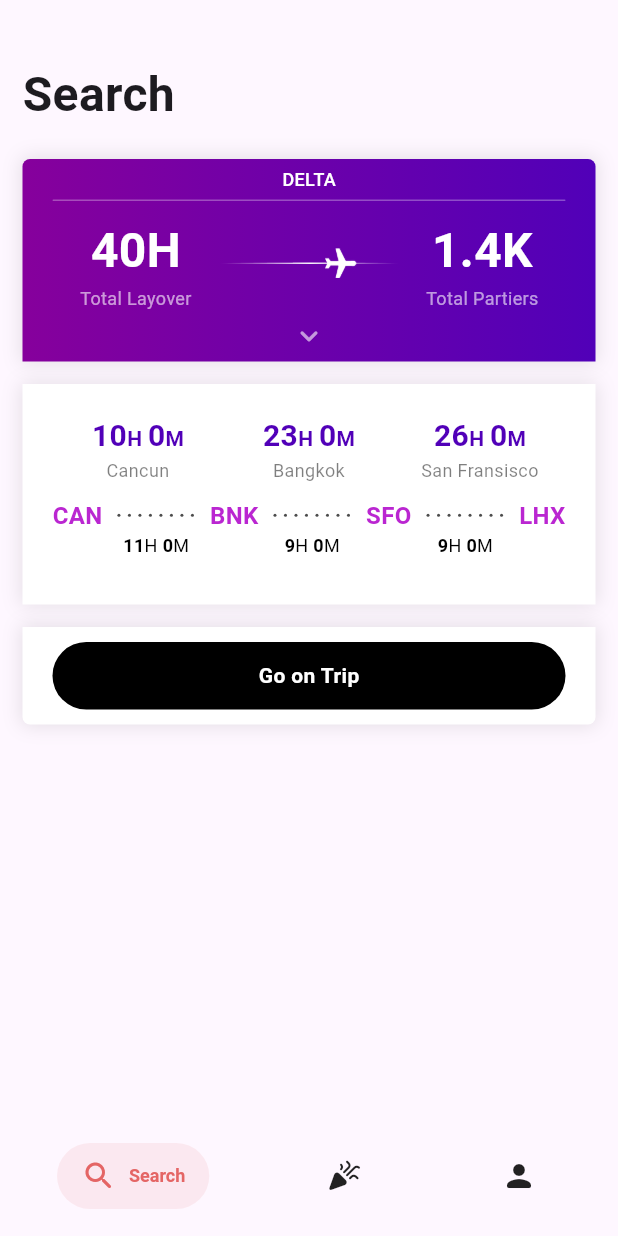
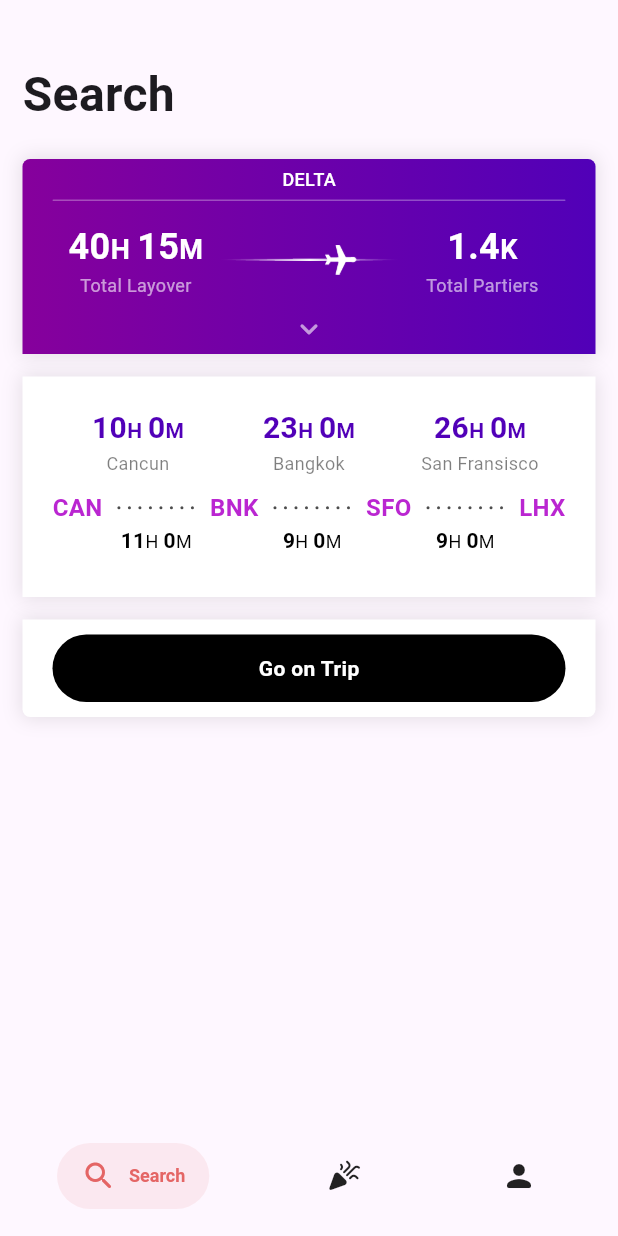
Before and after one commit to benweschler/layover-party-app, a Flutter app: the SearchScreen screen opened by its route, on a phone screen of 412 x 824 dp. Run offline on Flutter 3.47's test engine with Material 2 defaults, Android fonts, the phone set to English and light mode, and no system bars; drawn by our look-alikes of salomon_bottom_bar; our stand-ins replace flutter_form_builder, form_builder_validators, freezed_annotation, go_router; accounts and stored records are empty.

Commit message:
Improved duration formatting.

```diff
--- a/lib/screens/search_screen/duration_text.dart
+++ /dev/null
@@ -1,47 +0,0 @@
-import 'package:flutter/material.dart';
-import 'package:layover_party/styles/styles.dart';
-import 'package:layover_party/styles/theme.dart';
-
-//TODO: move to utils and change to function returning span list
-class DurationText extends StatelessWidget {
-  final Duration duration;
-  final TextStyle digitStyle;
-  final TextStyle unitStyle;
-
-  const DurationText({
-    Key? key,
-    required this.duration,
-    required this.digitStyle,
-    required this.unitStyle,
-  }) : super(key: key);
-
-  @override
-  Widget build(BuildContext context) {
-    return Text.rich(TextSpan(children: [
-      TextSpan(text: duration.inHours.toString(), style: digitStyle),
-      TextSpan(text: 'H ', style: unitStyle),
-      TextSpan(
-        text: duration.inMinutes.remainder(60).toString(),
-        style: digitStyle,
-      ),
-      TextSpan(text: 'M', style: unitStyle),
-    ]));
-  }
-}
-
-class CityText extends StatelessWidget {
-  final String city;
-
-  const CityText(this.city, {Key? key}) : super(key: key);
-
-  @override
-  Widget build(BuildContext context) {
-    return Text(
-      city,
-      textAlign: TextAlign.center,
-      style: TextStyles.caption.copyWith(
-        color: AppColors.of(context).neutralContent,
-      ),
-    );
-  }
-}
--- a/lib/screens/search_screen/trip_details_segment.dart
+++ b/lib/screens/search_screen/trip_details_segment.dart
@@ -4,8 +4,7 @@ import 'package:layover_party/data/trip/trip.dart';
 import 'package:layover_party/styles/styles.dart';
 import 'package:layover_party/styles/theme.dart';
 import 'package:layover_party/utils/iterable_utils.dart';
-
-import 'duration_text.dart';
+import 'package:layover_party/utils/stat_utils.dart';
 
 class TripDetailsSegment extends StatelessWidget
     implements PreferredSizeWidget {
@@ -32,7 +31,8 @@ class TripDetailsSegment extends StatelessWidget
         children: [
           Row(
             children: trip.layovers
-                .map((layover) => DurationText(
+                .map((layover) => Text.rich(TextSpan(
+                      children: formatDuration(
                         duration: layover.duration,
                         digitStyle: TextStyles.h2.copyWith(
                           color: AppColors.of(context).secondary,
@@ -42,13 +42,14 @@ class TripDetailsSegment extends StatelessWidget
                           color: AppColors.of(context).secondary,
                           fontWeight: FontWeight.bold,
                         ),
-                    ))
+                      ),
+                    )))
                 .map((e) => Expanded(child: Center(child: e)))
                 .toList(),
           ),
           Row(
             children: trip.layovers
-                .map((layover) => CityText(layover.airport.city))
+                .map((layover) => _CityText(layover.airport.city))
                 .map((e) => Expanded(child: Center(child: e)))
                 .toList(),
           ),
@@ -109,10 +110,12 @@ class _AirportRow extends StatelessWidget {
 
   List<Widget> _buildCodeRow(
       AppColors appColors, Iterable<String> airportCodes, TextStyle codeStyle) {
-    final durationStyle = TextStyles.caption.copyWith(
+    final digitStyle = TextStyles.body2.copyWith(
       color: Colors.black,
     );
-
+    final unitStyle = TextStyles.caption.copyWith(
+      color: Colors.black,
+    );
     final codeWidgets = [
       ...airportCodes
           .map<Widget>((code) => Text(
@@ -125,13 +128,15 @@ class _AirportRow extends StatelessWidget {
     List<Widget> durationWidgets = trip.flights.map((flight) {
       return Expanded(
         child: Center(
-          child: DurationText(
+          child: Text.rich(TextSpan(
+            children: formatDuration(
               duration: flight.arrival.difference(flight.departure),
-            digitStyle: durationStyle.copyWith(
+              digitStyle: digitStyle.copyWith(
                 fontWeight: FontWeight.w600,
               ),
-            unitStyle: durationStyle,
+              unitStyle: unitStyle,
             ),
+          )),
         ),
       );
     }).toList();
@@ -147,3 +152,20 @@ class _AirportRow extends StatelessWidget {
     }).toList();
   }
 }
+
+class _CityText extends StatelessWidget {
+  final String city;
+
+  const _CityText(this.city, {Key? key}) : super(key: key);
+
+  @override
+  Widget build(BuildContext context) {
+    return Text(
+      city,
+      textAlign: TextAlign.center,
+      style: TextStyles.caption.copyWith(
+        color: AppColors.of(context).neutralContent,
+      ),
+    );
+  }
+}
--- a/lib/screens/search_screen/trip_preview_segment.dart
+++ b/lib/screens/search_screen/trip_preview_segment.dart
@@ -2,6 +2,7 @@ import 'package:flutter/material.dart';
 import 'package:layover_party/data/trip/trip.dart';
 import 'package:layover_party/styles/styles.dart';
 import 'package:layover_party/styles/theme.dart';
+import 'package:layover_party/utils/stat_utils.dart';
 import 'package:layover_party/widgets/custom_divider.dart';
 
 import 'animated_plane_path.dart';
@@ -16,10 +17,12 @@ class TripSummarySegment extends StatelessWidget {
 
   @override
   Widget build(BuildContext context) {
-    final headingStyle = TextStyles.h1.copyWith(
+    final headingStyle = TextStyles.h2.copyWith(
+      fontSize: 24,
       color: Colors.white,
       fontWeight: FontWeight.w600,
     );
+    final unitStyle = TextStyles.title.copyWith(color: Colors.white);
     final captionStyle = TextStyles.caption.copyWith(
       color: AppColors.of(context).neutralOnContainer,
     );
@@ -60,7 +63,13 @@ class TripSummarySegment extends StatelessWidget {
               Expanded(
                 child: Column(
                   children: [
-                    Text("40H", style: headingStyle),
+                    Text.rich(TextSpan(
+                      children: formatDuration(
+                        duration: const Duration(hours: 40, minutes: 15),
+                        digitStyle: headingStyle,
+                        unitStyle: unitStyle,
+                      ),
+                    )),
                     Text("Total Layover", style: captionStyle),
                   ],
                 ),
@@ -69,7 +78,10 @@ class TripSummarySegment extends StatelessWidget {
               Expanded(
                 child: Column(
                   children: [
-                    Text("1.4K", style: headingStyle),
+                    Text.rich(TextSpan(children: [
+                      TextSpan(text: '1.4', style: headingStyle),
+                      TextSpan(text: 'K', style: unitStyle),
+                    ])),
                     Text("Total Partiers", style: captionStyle),
                   ],
                 ),
--- /dev/null
+++ b/lib/utils/stat_utils.dart
@@ -0,0 +1,17 @@
+import 'package:flutter/widgets.dart';
+
+List<TextSpan> formatDuration({
+  required Duration duration,
+  required TextStyle digitStyle,
+  required TextStyle unitStyle,
+}) {
+  return [
+    TextSpan(text: duration.inHours.toString(), style: digitStyle),
+    TextSpan(text: 'H ', style: unitStyle),
+    TextSpan(
+      text: duration.inMinutes.remainder(60).toString(),
+      style: digitStyle,
+    ),
+    TextSpan(text: 'M', style: unitStyle),
+  ];
+}
```
Lines whose indentation alone changed are shown as unchanged.
